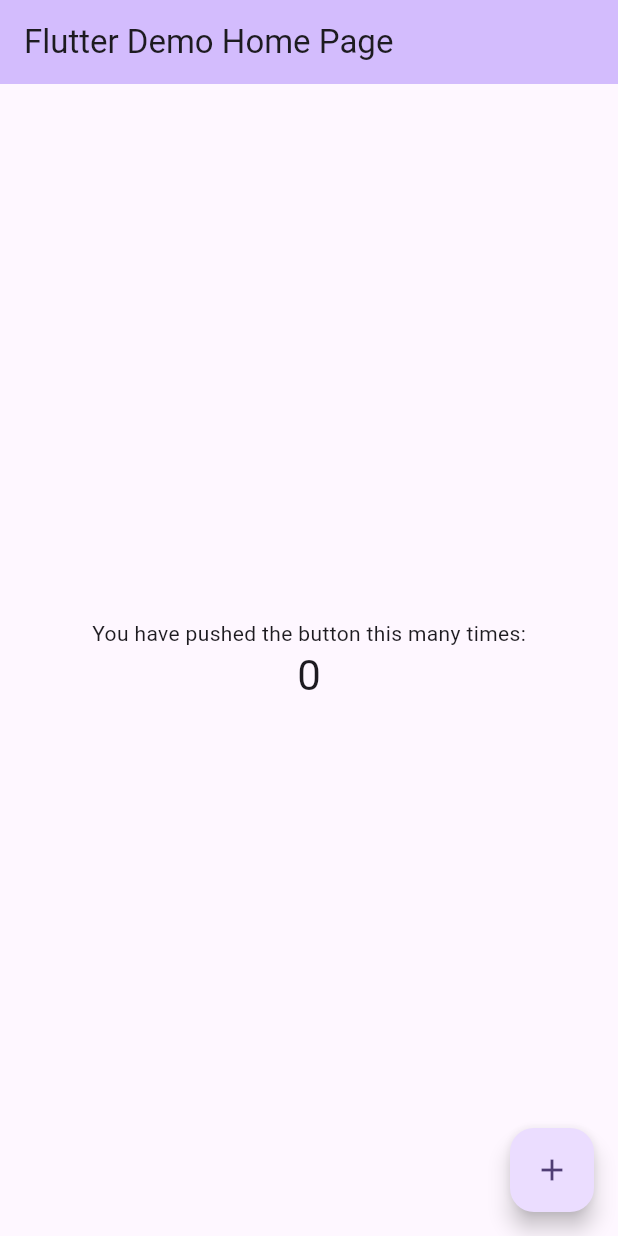
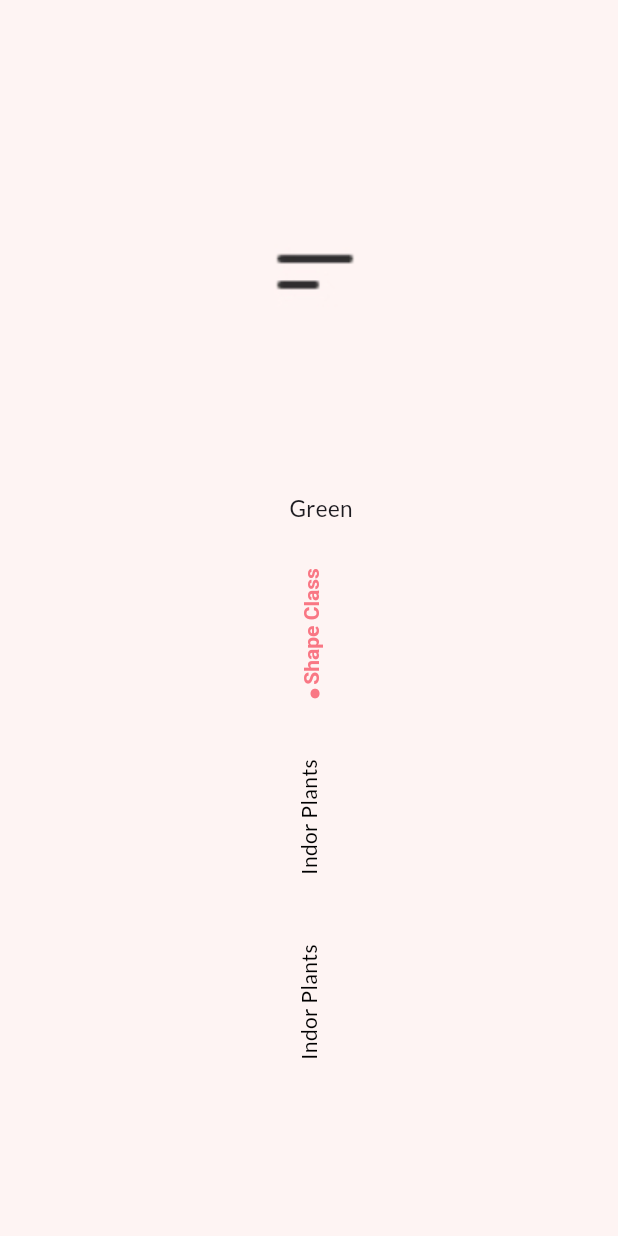
Before and after one commit to NizamUddin07/plant_app, a Flutter app: the screen it shows after launch, on a phone screen of 412 x 824 dp. Run offline on Flutter 3.47's test engine with Material 3 defaults, Android fonts, the phone set to English and light mode, and no system bars; our stand-ins replace google_fonts.

Commit message:
roted word added

```diff
--- /dev/null
+++ b/lib/Utils/colors.dart
@@ -0,0 +1,4 @@
+import 'package:flutter/material.dart';
+
+Color primaryColor = const Color.fromARGB(255, 249, 119, 132);
+Color secondaryColor = const Color.fromARGB(255, 254, 244, 243);
--- a/lib/main.dart
+++ b/lib/main.dart
@@ -1,122 +1,20 @@
 import 'package:flutter/material.dart';
+import 'package:google_fonts/google_fonts.dart';
+import 'package:plant_app/screens/home_screen.dart';
 
-void main() {
-  runApp(const MyApp());
-}
+void main() => runApp(MyApp());
 
 class MyApp extends StatelessWidget {
   const MyApp({super.key});
 
-  // This widget is the root of your application.
   @override
   Widget build(BuildContext context) {
     return MaterialApp(
-      title: 'Flutter Demo',
+      debugShowCheckedModeBanner: false,
       theme: ThemeData(
-        // This is the theme of your application.
-        //
-        // TRY THIS: Try running your application with "flutter run". You'll see
-        // the application has a purple toolbar. Then, without quitting the app,
-        // try changing the seedColor in the colorScheme below to Colors.green
-        // and then invoke "hot reload" (save your changes or press the "hot
-        // reload" button in a Flutter-supported IDE, or press "r" if you used
-        // the command line to start the app).
-        //
-        // Notice that the counter didn't reset back to zero; the application
-        // state is not lost during the reload. To reset the state, use hot
-        // restart instead.
-        //
-        // This works for code too, not just values: Most code changes can be
-        // tested with just a hot reload.
-        colorScheme: ColorScheme.fromSeed(seedColor: Colors.deepPurple),
+        textTheme: GoogleFonts.latoTextTheme(),
       ),
-      home: const MyHomePage(title: 'Flutter Demo Home Page'),
+      home: HomeScreen(),
     );
   }
 }
-
-class MyHomePage extends StatefulWidget {
-  const MyHomePage({super.key, required this.title});
-
-  // This widget is the home page of your application. It is stateful, meaning
-  // that it has a State object (defined below) that contains fields that affect
-  // how it looks.
-
-  // This class is the configuration for the state. It holds the values (in this
-  // case the title) provided by the parent (in this case the App widget) and
-  // used by the build method of the State. Fields in a Widget subclass are
-  // always marked "final".
-
-  final String title;
-
-  @override
-  State<MyHomePage> createState() => _MyHomePageState();
-}
-
-class _MyHomePageState extends State<MyHomePage> {
-  int _counter = 0;
-
-  void _incrementCounter() {
-    setState(() {
-      // This call to setState tells the Flutter framework that something has
-      // changed in this State, which causes it to rerun the build method below
-      // so that the display can reflect the updated values. If we changed
-      // _counter without calling setState(), then the build method would not be
-      // called again, and so nothing would appear to happen.
-      _counter++;
-    });
-  }
-
-  @override
-  Widget build(BuildContext context) {
-    // This method is rerun every time setState is called, for instance as done
-    // by the _incrementCounter method above.
-    //
-    // The Flutter framework has been optimized to make rerunning build methods
-    // fast, so that you can just rebuild anything that needs updating rather
-    // than having to individually change instances of widgets.
-    return Scaffold(
-      appBar: AppBar(
-        // TRY THIS: Try changing the color here to a specific color (to
-        // Colors.amber, perhaps?) and trigger a hot reload to see the AppBar
-        // change color while the other colors stay the same.
-        backgroundColor: Theme.of(context).colorScheme.inversePrimary,
-        // Here we take the value from the MyHomePage object that was created by
-        // the App.build method, and use it to set our appbar title.
-        title: Text(widget.title),
-      ),
-      body: Center(
-        // Center is a layout widget. It takes a single child and positions it
-        // in the middle of the parent.
-        child: Column(
-          // Column is also a layout widget. It takes a list of children and
-          // arranges them vertically. By default, it sizes itself to fit its
-          // children horizontally, and tries to be as tall as its parent.
-          //
-          // Column has various properties to control how it sizes itself and
-          // how it positions its children. Here we use mainAxisAlignment to
-          // center the children vertically; the main axis here is the vertical
-          // axis because Columns are vertical (the cross axis would be
-          // horizontal).
-          //
-          // TRY THIS: Invoke "debug painting" (choose the "Toggle Debug Paint"
-          // action in the IDE, or press "p" in the console), to see the
-          // wireframe for each widget.
-          mainAxisAlignment: MainAxisAlignment.center,
-          children: <Widget>[
-            const Text('You have pushed the button this many times:'),
-            Text(
-              '$_counter',
-              style: Theme.of(context).textTheme.headlineMedium,
-            ),
-          ],
-        ),
-      ),
-      floatingActionButton: FloatingActionButton(
-        onPressed: _incrementCounter,
-        tooltip: 'Increment',
-        child: const Icon(Icons.add),
-      ), // This trailing comma makes auto-formatting nicer for build methods.
-    );
-  }
-}
--- /dev/null
+++ b/lib/screens/home_screen.dart
@@ -0,0 +1,83 @@
+import 'package:flutter/material.dart';
+import 'package:plant_app/Utils/colors.dart';
+
+class HomeScreen extends StatelessWidget {
+  const HomeScreen({super.key});
+
+  @override
+  Widget build(BuildContext context) {
+    return Scaffold(
+      body: Stack(
+        children: [
+          Row(
+            children: [
+              Expanded(child:
+              Container(
+                color: secondaryColor,
+                child: Column(
+                  children: [
+                    Padding(
+                      padding: const EdgeInsets.only(left: 8, top: 32),
+                      child: Image.asset('images/more icon.png', width: 500,),
+                    ),
+                    Padding(
+                      padding: const EdgeInsets.only(left: 16),
+                      child: Text('Green', style: TextStyle(fontSize: 15),),
+                    ),
+                    SizedBox(height: 30),
+                    Padding(
+                      padding: const EdgeInsets.only(right: 14),
+                        child: RotatedBox(
+                          quarterTurns: 3,
+                        child: RichText(
+                            text: TextSpan(
+                          children:[
+                            TextSpan(
+                                text: ".", style: TextStyle(
+                                fontSize: 40,
+                                fontWeight: FontWeight.bold,
+                                color: primaryColor
+                            ),
+                            ),
+                            TextSpan(
+                                text: "Shape Class", style: TextStyle(
+                                fontWeight: FontWeight.bold,
+                                color: primaryColor
+                            ),
+                            ),
+                          ]
+                        ),
+                        ),
+                      ),
+                    ),
+                    SizedBox(
+                      height: 30,
+                    ),
+                    Padding(
+                      padding: const EdgeInsets.all(8.0),
+                      child: RotatedBox(
+                        quarterTurns: 3,
+                        child: Text("Indor Plants",style: TextStyle(color: Colors.black),),
+                      ),
+                    ),
+                    SizedBox(
+                      height: 30,
+                    ),
+                    Padding(
+                      padding: const EdgeInsets.all(8.0),
+                      child: RotatedBox(
+                        quarterTurns: 3,
+                        child: Text("Indor Plants",style: TextStyle(color: Colors.black),),
+                      ),
+                    ),
+                  ],
+                ),
+              )
+              )
+            ],
+          )
+        ],
+      ),
+    );
+  }
+}
```
Also changed, not shown: pubspec.yaml (+5 -17 lines), images/basket icon.png (added), images/filter icon.png (added), images/flower1.png (added), images/flower2.png (added), images/more icon.png (added), pubspec.lock, 1 other file.
